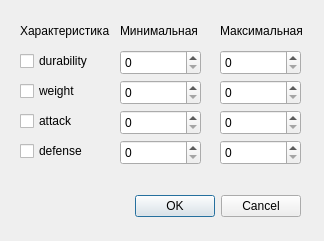
Old version of the form searchdialog.ui in the repository xzbey/xzbey_pr6.
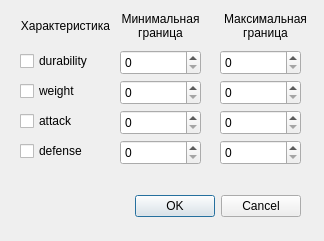
New version of the form.

```diff
--- a/searchdialog.ui
+++ b/searchdialog.ui
@@ -189,40 +189,58 @@
    <property name="geometry">
     <rect>
      <x>120</x>
-     <y>20</y>
+     <y>10</y>
      <width>81</width>
-     <height>21</height>
+     <height>31</height>
     </rect>
    </property>
    <property name="text">
-    <string>Минимальная</string>
+    <string>Минимальная граница</string>
+   </property>
+   <property name="alignment">
+    <set>Qt::AlignmentFlag::AlignCenter</set>
+   </property>
+   <property name="wordWrap">
+    <bool>true</bool>
    </property>
   </widget>
   <widget class="QLabel" name="label_2">
    <property name="geometry">
     <rect>
      <x>220</x>
-     <y>20</y>
+     <y>10</y>
      <width>91</width>
-     <height>21</height>
+     <height>31</height>
     </rect>
    </property>
    <property name="text">
-    <string>Максимальная</string>
+    <string>Максимальная граница</string>
+   </property>
+   <property name="alignment">
+    <set>Qt::AlignmentFlag::AlignCenter</set>
+   </property>
+   <property name="wordWrap">
+    <bool>true</bool>
    </property>
   </widget>
   <widget class="QLabel" name="label_3">
    <property name="geometry">
     <rect>
      <x>20</x>
-     <y>20</y>
+     <y>10</y>
      <width>91</width>
-     <height>21</height>
+     <height>31</height>
     </rect>
    </property>
    <property name="text">
     <string>Характеристика</string>
    </property>
+   <property name="alignment">
+    <set>Qt::AlignmentFlag::AlignCenter</set>
+   </property>
+   <property name="wordWrap">
+    <bool>true</bool>
+   </property>
   </widget>
  </widget>
  <resources/>
```
